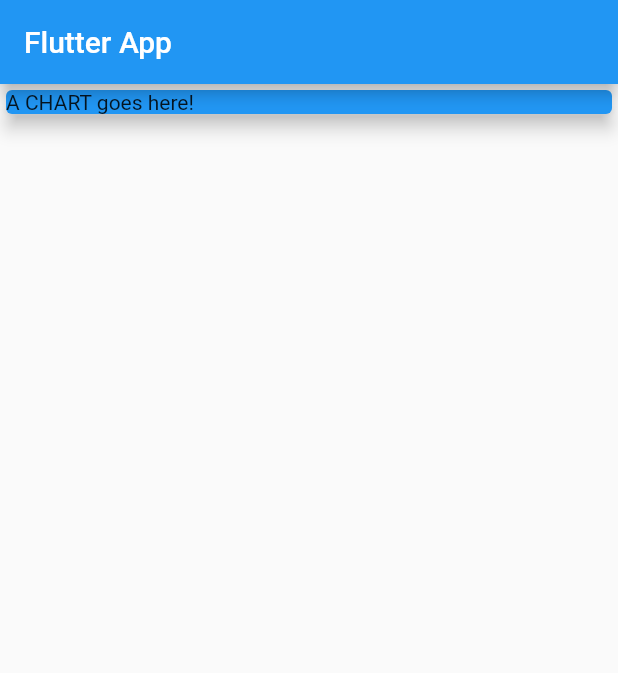
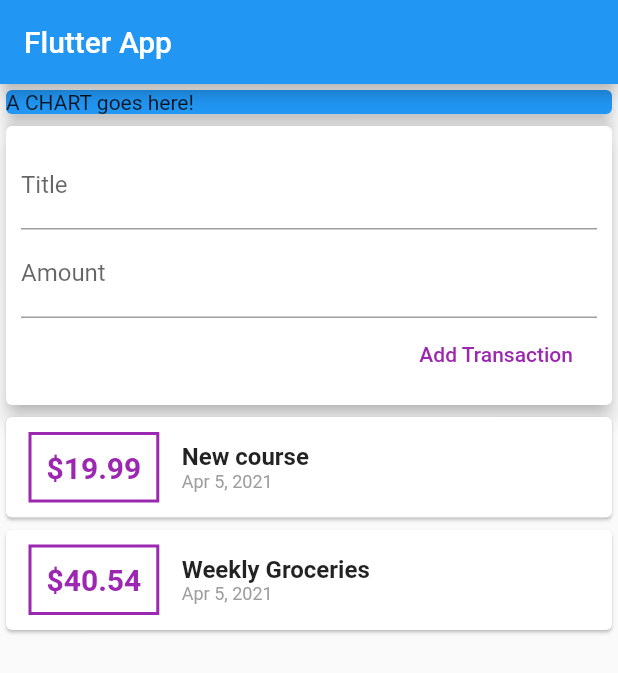
Before and after one commit to manal-elrhezzali/flutter-personal-expenes-mobile-app, a Flutter app: the screen it shows after launch, on a phone screen of 412 x 824 dp. Shown: the top 673 px of the screen. Run offline on Flutter 3.47's test engine with Material 2 defaults, Android fonts, the phone set to English and light mode, and no system bars.

Commit message:
added a _addNewTransaction method to UserTransactions class

```diff
--- a/lib/main.dart
+++ b/lib/main.dart
@@ -1,6 +1,6 @@
 import 'package:flutter/material.dart';
-import './widgets/new_transaction.dart';
-import './widgets/transaction_list.dart';
+import 'package:flutter_expenses_app/widgets/user_transactions.dart';
+
 
 void main() {
   runApp(MyApp());
@@ -46,6 +46,7 @@ class MyHomePage extends StatelessWidget {
               elevation: 5,
             ),
           ),
+          UserTransactions(),
           //moved to UserTransactions to manage them there
           //NewTransaction(),
           //TransactionList(),
--- a/lib/widgets/new_transaction.dart
+++ b/lib/widgets/new_transaction.dart
@@ -35,6 +35,9 @@ class NewTransaction extends StatelessWidget {
                   FlatButton(
                     onPressed: () {
                       print(titleController.text);
+
+                      //TODO : we need to trigger the _addTransaction method
+
                       //print(titleInput);
                       //print(amountInput);
                     },
--- a/lib/widgets/transaction_list.dart
+++ b/lib/widgets/transaction_list.dart
@@ -5,14 +5,15 @@ import 'package:intl/intl.dart';
 
 class TransactionList extends StatelessWidget {
 
-
+  final List<Transaction> transactions;
+  TransactionList(this.transactions);
 
 
   @override
   Widget build(BuildContext context) {
       return  Column(
             //shows each element in the transaction list as a Card
-            children: _userTransactions.map((tx) {
+            children: transactions.map((tx) {
               return Card(
                 child: Row(
                   children: [
--- a/lib/widgets/user_transactions.dart
+++ b/lib/widgets/user_transactions.dart
@@ -9,7 +9,6 @@ class UserTransactions extends StatefulWidget {
 }
 
 class _UserTransactionsState extends State<UserTransactions> {
-
   final List<Transaction> _userTransactions = [
     Transaction(
       id: "t1",
@@ -25,12 +24,25 @@ class _UserTransactionsState extends State<UserTransactions> {
     ),
   ];
 
+  void _addNewTransaction(String txTitle, double txAmount) {
+    final newTx = Transaction(
+      id: DateTime.now().toString(),
+      title: txTitle,
+      amount: txAmount,
+      date: DateTime.now(),
+    );
+
+    setState(() {
+      _userTransactions.add(newTx);
+    });
+  }
+
   @override
   Widget build(BuildContext context) {
     return Column(
       children: <Widget>[
         NewTransaction(),
-        TransactionList(),
+        TransactionList(_userTransactions),
       ],
     );
   }
```
